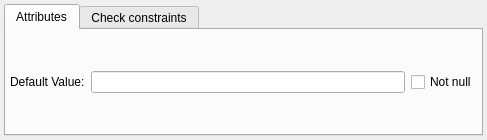
pgmodeler/pgmodeler, file libs/libgui/ui/dbobjects/domainwidget.ui: the form before one commit.
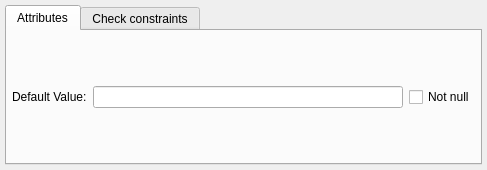
The form after the commit.

The edit to the form file:
```diff
--- a/libs/libgui/ui/dbobjects/domainwidget.ui
+++ b/libs/libgui/ui/dbobjects/domainwidget.ui
@@ -7,21 +7,21 @@
     <x>0</x>
     <y>0</y>
     <width>487</width>
-    <height>140</height>
+    <height>170</height>
    </rect>
   </property>
   <layout class="QGridLayout" name="domain_grid">
    <property name="leftMargin">
-    <number>4</number>
+    <number>5</number>
    </property>
    <property name="topMargin">
-    <number>4</number>
+    <number>5</number>
    </property>
    <property name="rightMargin">
-    <number>4</number>
+    <number>5</number>
    </property>
    <property name="bottomMargin">
-    <number>4</number>
+    <number>5</number>
    </property>
    <item row="0" column="0" colspan="2">
     <widget class="QTabWidget" name="dom_attribs_tbw">
@@ -34,16 +34,16 @@
       </attribute>
       <layout class="QGridLayout" name="gridLayout_2">
        <property name="leftMargin">
-        <number>4</number>
+        <number>5</number>
        </property>
        <property name="topMargin">
-        <number>4</number>
+        <number>5</number>
        </property>
        <property name="rightMargin">
-        <number>4</number>
+        <number>5</number>
        </property>
        <property name="bottomMargin">
-        <number>4</number>
+        <number>5</number>
        </property>
        <item row="0" column="0">
         <widget class="QLabel" name="def_value_lbl">
```
Left out of the diff: 8 changed lines with no effect on the pictures.
